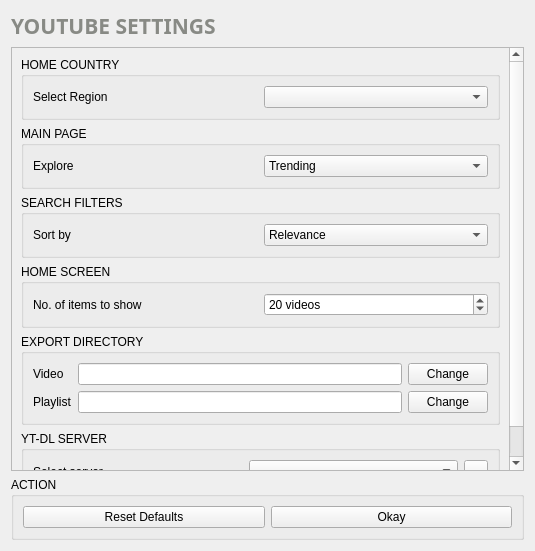
rishabh3354/YOUTUBE-DL-PRO, file src/youtube_settings.ui: the form before one commit.
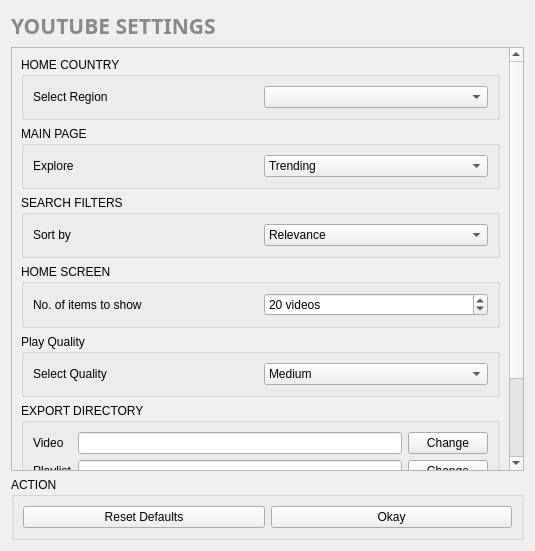
The form after the commit. Icons and pictures are not drawn.

Commit message: youtube dl play feature

The edit to the form file:
```diff
--- a/src/youtube_settings.ui
+++ b/src/youtube_settings.ui
@@ -54,9 +54,9 @@
       <property name="geometry">
        <rect>
         <x>0</x>
-        <y>-106</y>
+        <y>-69</y>
         <width>501</width>
-        <height>506</height>
+        <height>583</height>
        </rect>
       </property>
       <layout class="QVBoxLayout" name="verticalLayout">
@@ -264,6 +264,69 @@
          </layout>
         </widget>
        </item>
+       <item>
+        <widget class="QGroupBox" name="groupBox_12">
+         <property name="sizePolicy">
+          <sizepolicy hsizetype="Preferred" vsizetype="Fixed">
+           <horstretch>0</horstretch>
+           <verstretch>0</verstretch>
+          </sizepolicy>
+         </property>
+         <property name="title">
+          <string>Play Quality</string>
+         </property>
+         <layout class="QVBoxLayout" name="verticalLayout_19">
+          <item>
+           <layout class="QGridLayout" name="gridLayout_31">
+            <item row="0" column="0">
+             <widget class="QLabel" name="label_3">
+              <property name="text">
+               <string>Select Quality</string>
+              </property>
+             </widget>
+            </item>
+            <item row="0" column="1">
+             <widget class="QComboBox" name="stream_quality">
+              <property name="focusPolicy">
+               <enum>Qt::ClickFocus</enum>
+              </property>
+              <property name="toolTip">
+               <string>If Angle is blank, No operation will perform</string>
+              </property>
+              <item>
+               <property name="text">
+                <string>Medium</string>
+               </property>
+               <property name="icon">
+                <iconset resource="resource.qrc">
+                 <normaloff>:/myresource/resource/icons8-expand-arrow-100.png</normaloff>:/myresource/resource/icons8-expand-arrow-100.png</iconset>
+               </property>
+              </item>
+              <item>
+               <property name="text">
+                <string>High</string>
+               </property>
+               <property name="icon">
+                <iconset resource="resource.qrc">
+                 <normaloff>:/myresource/resource/icons8-expand-arrow-100.png</normaloff>:/myresource/resource/icons8-expand-arrow-100.png</iconset>
+               </property>
+              </item>
+              <item>
+               <property name="text">
+                <string>Low</string>
+               </property>
+               <property name="icon">
+                <iconset resource="resource.qrc">
+                 <normaloff>:/myresource/resource/icons8-expand-arrow-100.png</normaloff>:/myresource/resource/icons8-expand-arrow-100.png</iconset>
+               </property>
+              </item>
+             </widget>
+            </item>
+           </layout>
+          </item>
+         </layout>
+        </widget>
+       </item>
        <item>
         <widget class="QGroupBox" name="groupBox_11">
          <property name="sizePolicy">
```
The commit also changes 13 other files.
